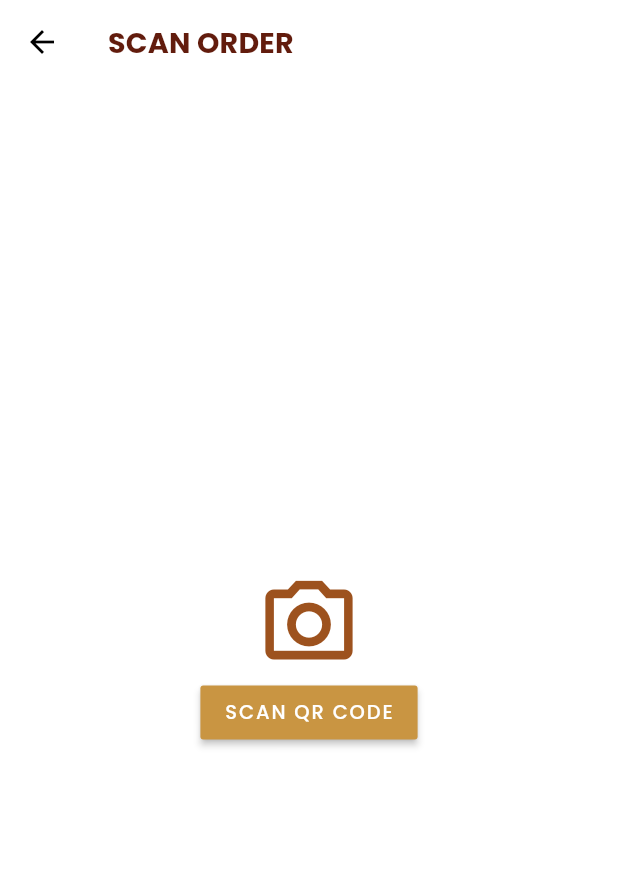
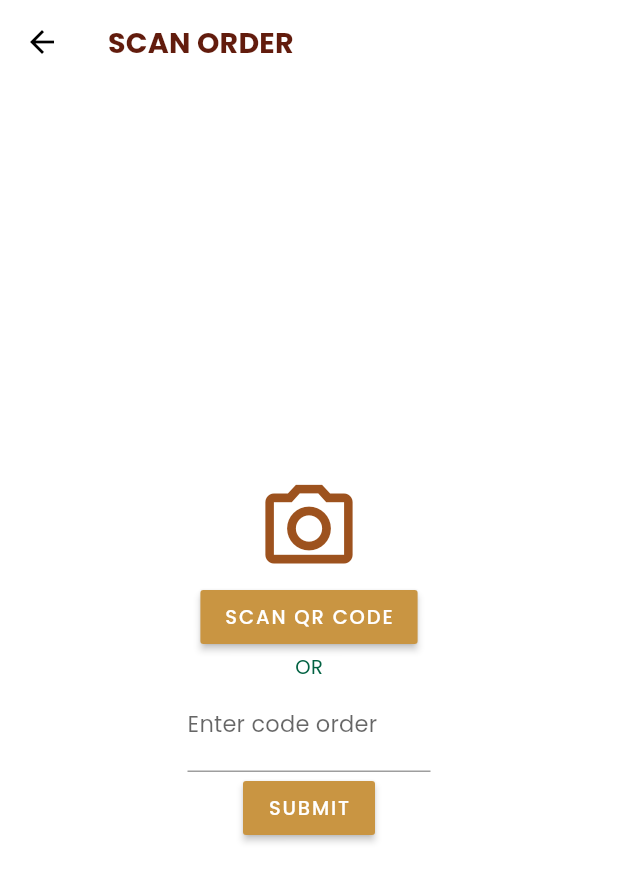
Before and after one commit to kaikoga45/myboba, a Flutter app: the ScannerPage screen opened directly, on a phone screen of 412 x 824 dp. Shown: the top 882 px of the screen. Run offline on Flutter 3.47's test engine with Material 2 defaults, Android fonts, the light colour scheme and no system bars; our stand-ins replace cloud_firestore, firebase_auth, firebase_core, font_awesome_flutter, google_fonts, qr_flutter; missing offline and left inert: flutter_barcode_scanner; accounts and stored records are empty.

Commit message:
Adding manual input order code

```diff
--- a/lib/ui/staff/screens/scanner_page.dart
+++ b/lib/ui/staff/screens/scanner_page.dart
@@ -2,6 +2,8 @@ import 'package:cloud_firestore/cloud_firestore.dart';
 import 'package:flutter/material.dart';
 import 'package:flutter_barcode_scanner/flutter_barcode_scanner.dart';
 import 'package:myboba/services/firebase/scanner_helper.dart';
+
+final _formKey = GlobalKey<FormState>();
 
 class ScannerPage extends StatefulWidget {
   static const String id = '/scanner_page';
@@ -13,6 +15,7 @@ class ScannerPage extends StatefulWidget {
 class _ScannerPageState extends State<ScannerPage> {
   bool isScan = false;
   int receiptId = 0;
+  TextEditingController controllerInputField = TextEditingController();
 
   final _firestore = FirebaseFirestore.instance;
   final _receiptHelper = ScannerHelper.instance;
@@ -253,7 +256,65 @@ class _ScannerPageState extends State<ScannerPage> {
                               'SCAN QR CODE',
                               style: Theme.of(context).textTheme.button,
                             ),
-                          )
+                          ),
+                          Text('OR'),
+                          Padding(
+                            padding:
+                                const EdgeInsets.symmetric(horizontal: 105),
+                            child: Form(
+                              key: _formKey,
+                              child: TextFormField(
+                                controller: controllerInputField,
+                                keyboardType: TextInputType.number,
+                                decoration: InputDecoration(
+                                  focusedBorder: UnderlineInputBorder(
+                                    borderSide: BorderSide(color: Colors.blue),
+                                  ),
+                                  labelText: 'Enter code order',
+                                ),
+                                validator: (value) {
+                                  if (value.isEmpty) {
+                                    return 'Please input code';
+                                  }
+                                  return null;
+                                },
+                              ),
+                            ),
+                          ),
+                          RaisedButton(
+                            onPressed: () async {
+                              if (_formKey.currentState.validate()) {
+                                bool _isError = await _receiptHelper.setPickup(
+                                    int.parse(controllerInputField.text));
+
+                                if (_isError) {
+                                  Scaffold.of(context).showSnackBar(
+                                    SnackBar(
+                                      content:
+                                          Text('Failed to get receipt data!'),
+                                    ),
+                                  );
+                                } else {
+                                  setState(() {
+                                    controllerInputField.clear();
+                                    receiptId =
+                                        int.parse(controllerInputField.text);
+                                    isScan = !isScan;
+                                  });
+                                  Scaffold.of(context).showSnackBar(
+                                    SnackBar(
+                                      content: Text(
+                                          'Receipt data has been successfully scan!'),
+                                    ),
+                                  );
+                                }
+                              }
+                            },
+                            child: Text(
+                              'SUBMIT',
+                              style: Theme.of(context).textTheme.button,
+                            ),
+                          ),
                         ],
                       ),
                     ),
```
